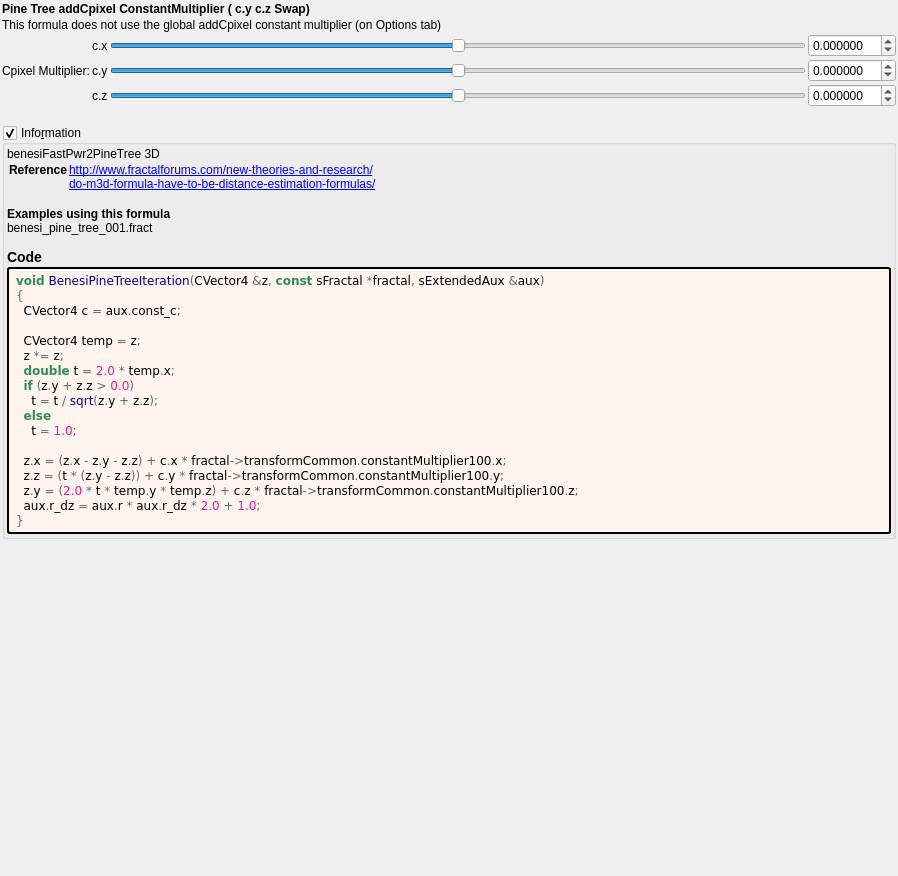
Old version of the form mandelbulber2/formula/ui/fractal_benesi_pine_tree.ui in the repository buddhi1980/mandelbulber2.
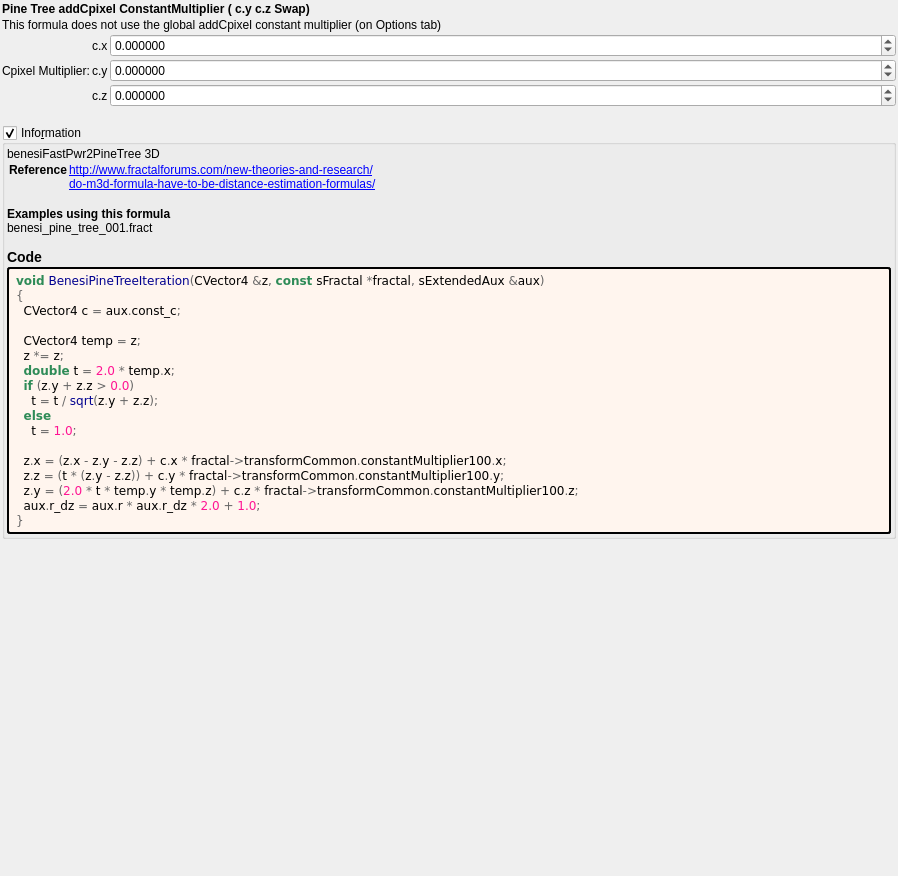
New version of the form. Custom widgets are drawn as their Qt base class.

Commit message: Cleaned up UIs for benesi fractals

```diff
--- a/mandelbulber2/formula/ui/fractal_benesi_pine_tree.ui
+++ b/mandelbulber2/formula/ui/fractal_benesi_pine_tree.ui
@@ -50,118 +50,11 @@
     </widget>
    </item>
    <item>
-    <layout class="QGridLayout" name="gridLayout_37">
+    <layout class="QGridLayout" name="gridLayout_37" columnstretch="0,0,1">
      <property name="spacing">
       <number>2</number>
      </property>
-     <item row="2" column="3">
-      <widget class="MyDoubleSpinBox" name="spinbox3_transf_constant_multiplier_100_z">
-       <property name="sizePolicy">
-        <sizepolicy hsizetype="Minimum" vsizetype="Maximum">
-         <horstretch>0</horstretch>
-         <verstretch>0</verstretch>
-        </sizepolicy>
-       </property>
-       <property name="prefix">
-        <string/>
-       </property>
-       <property name="suffix">
-        <string/>
-       </property>
-       <property name="decimals">
-        <number>6</number>
-       </property>
-       <property name="minimum">
-        <double>-99.989999999999995</double>
-       </property>
-       <property name="maximum">
-        <double>99.989999999999995</double>
-       </property>
-       <property name="singleStep">
-        <double>0.100000000000000</double>
-       </property>
-      </widget>
-     </item>
-     <item row="1" column="3">
-      <widget class="MyDoubleSpinBox" name="spinbox3_transf_constant_multiplier_100_y">
-       <property name="sizePolicy">
-        <sizepolicy hsizetype="Minimum" vsizetype="Maximum">
-         <horstretch>0</horstretch>
-         <verstretch>0</verstretch>
-        </sizepolicy>
-       </property>
-       <property name="prefix">
-        <string/>
-       </property>
-       <property name="suffix">
-        <string/>
-       </property>
-       <property name="decimals">
-        <number>6</number>
-       </property>
-       <property name="minimum">
-        <double>-99.989999999999995</double>
-       </property>
-       <property name="maximum">
-        <double>99.989999999999995</double>
-       </property>
-       <property name="singleStep">
-        <double>0.100000000000000</double>
-       </property>
-      </widget>
-     </item>
      <item row="0" column="2">
-      <widget class="QSlider" name="slider3_transf_constant_multiplier_100_x">
-       <property name="sizePolicy">
-        <sizepolicy hsizetype="Preferred" vsizetype="Preferred">
-         <horstretch>0</horstretch>
-         <verstretch>0</verstretch>
-        </sizepolicy>
-       </property>
-       <property name="minimum">
-        <number>-5000000</number>
-       </property>
-       <property name="maximum">
-        <number>5000000</number>
-       </property>
-       <property name="singleStep">
-        <number>1</number>
-       </property>
-       <property name="orientation">
-        <enum>Qt::Horizontal</enum>
-       </property>
-      </widget>
-     </item>
-     <item row="0" column="1">
-      <widget class="QLabel" name="label_113">
-       <property name="text">
-        <string notr="true">c.x</string>
-       </property>
-      </widget>
-     </item>
-     <item row="1" column="2">
-      <widget class="QSlider" name="slider3_transf_constant_multiplier_100_y">
-       <property name="sizePolicy">
-        <sizepolicy hsizetype="Expanding" vsizetype="Maximum">
-         <horstretch>0</horstretch>
-         <verstretch>0</verstretch>
-        </sizepolicy>
-       </property>
-       <property name="minimum">
-        <number>-5000000</number>
-       </property>
-       <property name="maximum">
-        <number>5000000</number>
-       </property>
-       <property name="singleStep">
-        <number>1</number>
-       </property>
-       <property name="orientation">
-        <enum>Qt::Horizontal</enum>
-       </property>
-      </widget>
-     </item>
-     <item row="0" column="3">
       <widget class="MyDoubleSpinBox" name="spinbox3_transf_constant_multiplier_100_x">
        <property name="sizePolicy">
         <sizepolicy hsizetype="Minimum" vsizetype="Maximum">
@@ -189,25 +82,10 @@
        </property>
       </widget>
      </item>
-     <item row="2" column="2">
-      <widget class="QSlider" name="slider3_transf_constant_multiplier_100_z">
-       <property name="sizePolicy">
-        <sizepolicy hsizetype="Expanding" vsizetype="Maximum">
-         <horstretch>0</horstretch>
-         <verstretch>0</verstretch>
-        </sizepolicy>
-       </property>
-       <property name="minimum">
-        <number>-5000000</number>
-       </property>
-       <property name="maximum">
-        <number>5000000</number>
-       </property>
-       <property name="singleStep">
-        <number>1</number>
-       </property>
-       <property name="orientation">
-        <enum>Qt::Horizontal</enum>
+     <item row="1" column="0">
+      <widget class="QLabel" name="label_114">
+       <property name="text">
+        <string>Cpixel Multiplier:</string>
        </property>
       </widget>
      </item>
@@ -218,6 +96,69 @@
        </property>
       </widget>
      </item>
+     <item row="1" column="2">
+      <widget class="MyDoubleSpinBox" name="spinbox3_transf_constant_multiplier_100_y">
+       <property name="sizePolicy">
+        <sizepolicy hsizetype="Minimum" vsizetype="Maximum">
+         <horstretch>0</horstretch>
+         <verstretch>0</verstretch>
+        </sizepolicy>
+       </property>
+       <property name="prefix">
+        <string/>
+       </property>
+       <property name="suffix">
+        <string/>
+       </property>
+       <property name="decimals">
+        <number>6</number>
+       </property>
+       <property name="minimum">
+        <double>-99.989999999999995</double>
+       </property>
+       <property name="maximum">
+        <double>99.989999999999995</double>
+       </property>
+       <property name="singleStep">
+        <double>0.100000000000000</double>
+       </property>
+      </widget>
+     </item>
+     <item row="2" column="2">
+      <widget class="MyDoubleSpinBox" name="spinbox3_transf_constant_multiplier_100_z">
+       <property name="sizePolicy">
+        <sizepolicy hsizetype="Minimum" vsizetype="Maximum">
+         <horstretch>0</horstretch>
+         <verstretch>0</verstretch>
+        </sizepolicy>
+       </property>
+       <property name="prefix">
+        <string/>
+       </property>
+       <property name="suffix">
+        <string/>
+       </property>
+       <property name="decimals">
+        <number>6</number>
+       </property>
+       <property name="minimum">
+        <double>-99.989999999999995</double>
+       </property>
+       <property name="maximum">
+        <double>99.989999999999995</double>
+       </property>
+       <property name="singleStep">
+        <double>0.100000000000000</double>
+       </property>
+      </widget>
+     </item>
+     <item row="0" column="1">
+      <widget class="QLabel" name="label_113">
+       <property name="text">
+        <string notr="true">c.x</string>
+       </property>
+      </widget>
+     </item>
      <item row="2" column="1">
       <widget class="QLabel" name="label_117">
        <property name="text">
@@ -225,13 +166,6 @@
        </property>
       </widget>
      </item>
-     <item row="1" column="0">
-      <widget class="QLabel" name="label_114">
-       <property name="text">
-        <string>Cpixel Multiplier:</string>
-       </property>
-      </widget>
-     </item>
     </layout>
    </item>
    <item>
@@ -346,17 +280,17 @@
   </layout>
  </widget>
  <customwidgets>
-  <customwidget>
-   <class>MyDoubleSpinBox</class>
-   <extends>QDoubleSpinBox</extends>
-   <header>my_double_spin_box.h</header>
-  </customwidget>
   <customwidget>
    <class>MyGroupBox</class>
    <extends>QGroupBox</extends>
    <header>my_group_box.h</header>
    <container>1</container>
   </customwidget>
+  <customwidget>
+   <class>MyDoubleSpinBox</class>
+   <extends>QDoubleSpinBox</extends>
+   <header>my_double_spin_box.h</header>
+  </customwidget>
  </customwidgets>
  <tabstops>
   <tabstop>slider3_transf_constant_multiplier_100_x</tabstop>
```
Left out of the diff: 5 changed lines with no effect on the pictures. The commit also changes 3 other files.
